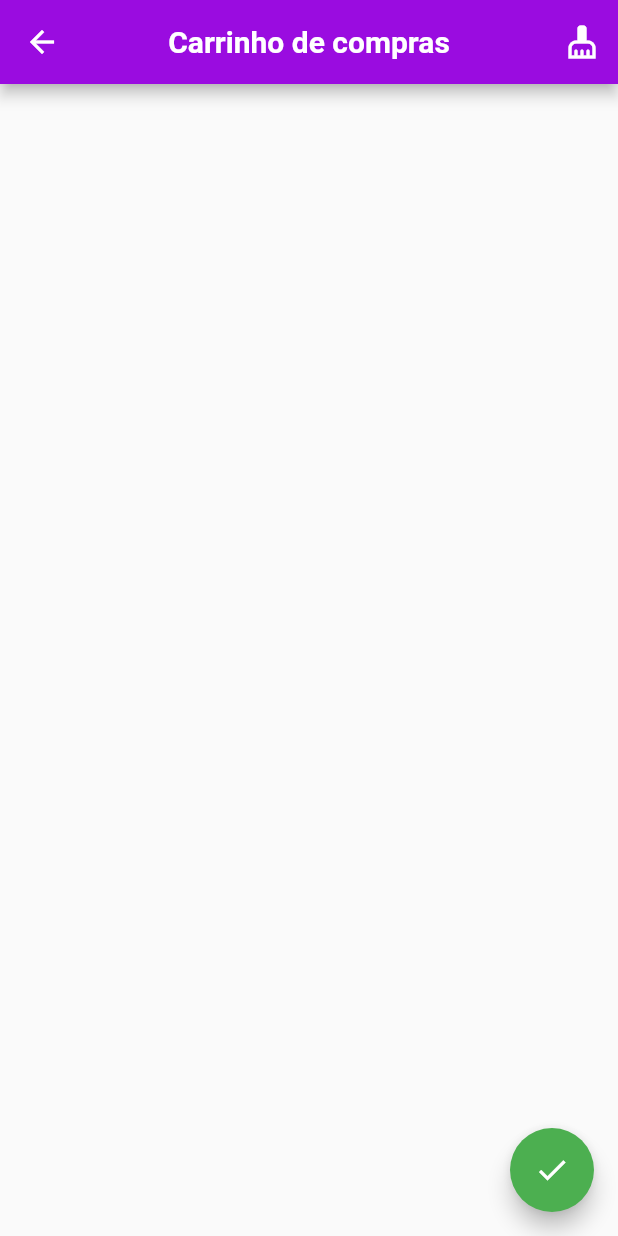
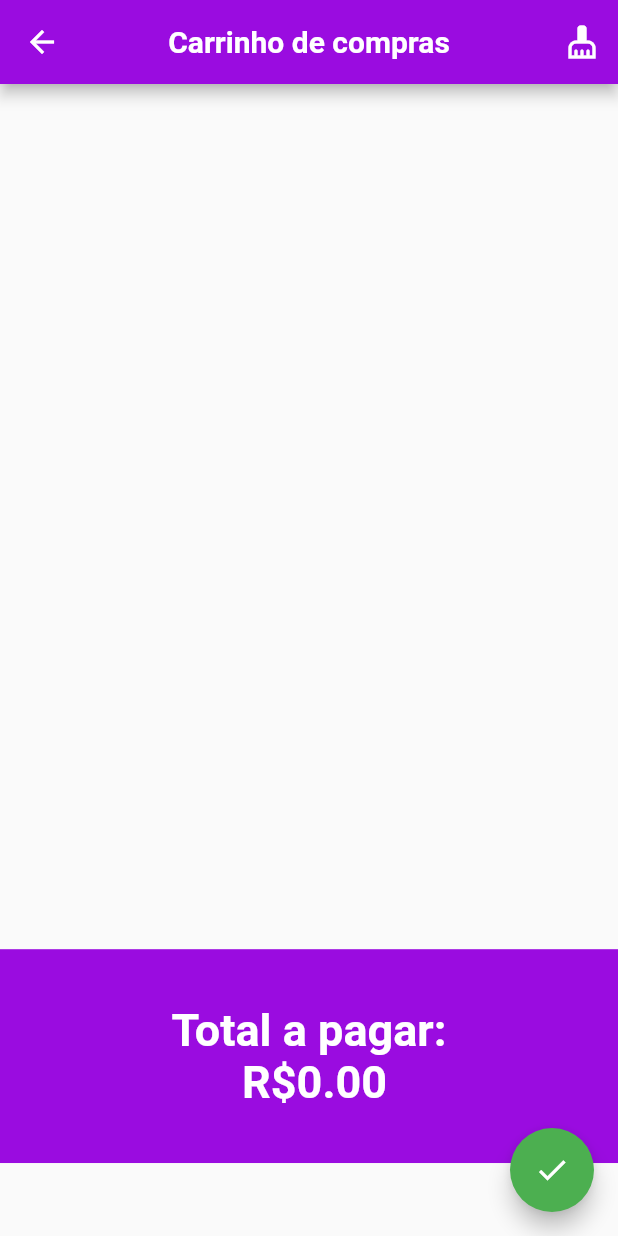
Before and after one commit to DanDV4l/frameworkecommerce, a Flutter app: the ShoppingCartPage screen opened by its route, after a tap on the "cleaning services" icon, on a phone screen of 412 x 824 dp. Run offline on Flutter 3.47's test engine with Material 2 defaults, Android fonts, the light colour scheme and no system bars; our stand-ins replace cloud_firestore, firebase_core, shared_preferences; missing offline and left inert: cloud_firestore_web, firebase_auth_web, firebase_core_web, shared_preferences_web; accounts and stored records are empty; network calls fail.

Commit message:
Add files via upload

```diff
--- a/lib/modules/product/product.dart
+++ b/lib/modules/product/product.dart
@@ -30,6 +30,8 @@
                       Provider.of<GeneralProvider>(context, listen: false)
                           .cart
                           .add(selected);
+                      Provider.of<GeneralProvider>(context, listen: false)
+                          .addToTotal(selected.price);
                     },
                     child: Text(
                       "ADICIONAR AO CARRINHO POR R\$${selected.price}",
--- a/lib/modules/shoppingcart/shoppingcartpage.dart
+++ b/lib/modules/shoppingcart/shoppingcartpage.dart
@@ -46,9 +46,14 @@
 }
 
 Widget buildBody(context) {
-  return ListView.builder(
-      itemCount:
-          Provider.of<GeneralProvider>(context, listen: false).cart.length,
+  return Column(
+    children: [
+      SizedBox(
+        height: MediaQuery.of(context).size.height * 0.7,
+        child: ListView.builder(
+            itemCount: Provider.of<GeneralProvider>(context, listen: false)
+                .cart
+                .length,
             itemBuilder: (context, index) {
               return ListTile(
                 leading: Image.network(
@@ -58,8 +63,9 @@
                   fit: BoxFit.fill,
                 ),
                 title: Text(
-            "${Provider.of<GeneralProvider>(context, listen: false).cart[index].name}",
-            style: const TextStyle(fontWeight: FontWeight.bold, fontSize: 17),
+                  "${Provider.of<GeneralProvider>(context, listen: false).cart[index].name.toUpperCase()}",
+                  style: const TextStyle(
+                      fontWeight: FontWeight.bold, fontSize: 17),
                 ),
                 trailing: IconButton(
                   icon: const Icon(
@@ -68,9 +74,30 @@
                   ),
                   onPressed: () {
                     Provider.of<GeneralProvider>(context, listen: false)
+                        .reduceToTotal(
+                            Provider.of<GeneralProvider>(context, listen: false)
+                                .cart[index]
+                                .price);
+
+                    Provider.of<GeneralProvider>(context, listen: false)
                         .removeItemFromCart(index);
                   },
                 ),
               );
-      });
+            }),
+      ),
+      Container(
+        width: MediaQuery.of(context).size.width,
+        height: MediaQuery.of(context).size.height * 0.173,
+        color: AppColors.primary,
+        child: Center(
+            child: Text(
+          "Total a pagar:\n R\$${Provider.of<GeneralProvider>(context, listen: false).total.toStringAsFixed(2)}",
+          textAlign: TextAlign.center,
+          style: const TextStyle(
+              fontSize: 30, fontWeight: FontWeight.bold, color: Colors.white),
+        )),
+      ),
+    ],
+  );
 }
--- a/lib/shared/providers/generalprovider.dart
+++ b/lib/shared/providers/generalprovider.dart
@@ -6,9 +6,21 @@
   Product? selected;
   User? user;
   List cart = [];
+  double total = 0;
 
   void clearCart() {
     cart.clear();
+    total = 0;
+    notifyListeners();
+  }
+
+  addToTotal(double value) {
+    total = total + value;
+    notifyListeners();
+  }
+
+  reduceToTotal(double value) {
+    total > 0 ? total = total - value : total = 0;
     notifyListeners();
   }
 
```
Also changed, not shown: lib/modules/home/drawer.dart (+4 -4 lines), pubspec.lock, 1 other file. Lines whose indentation alone changed are shown as unchanged.
